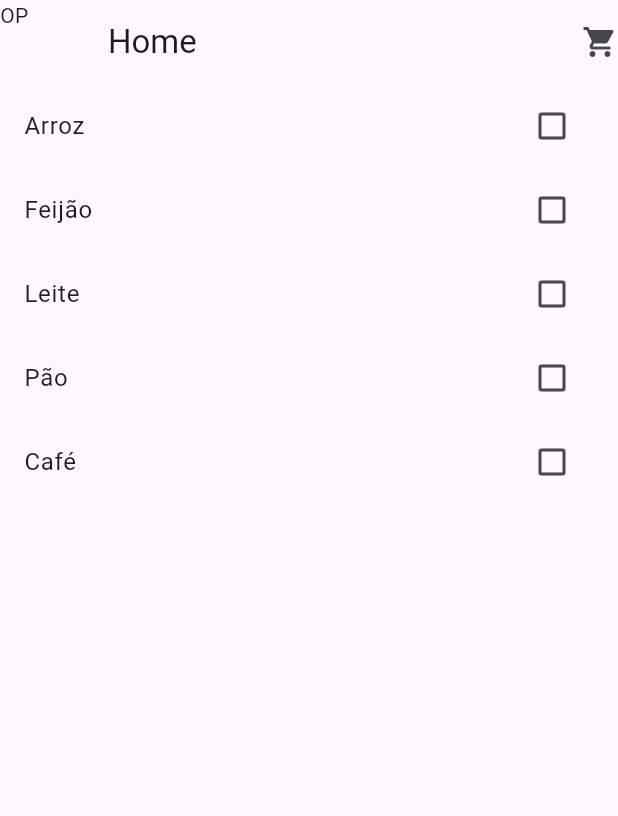
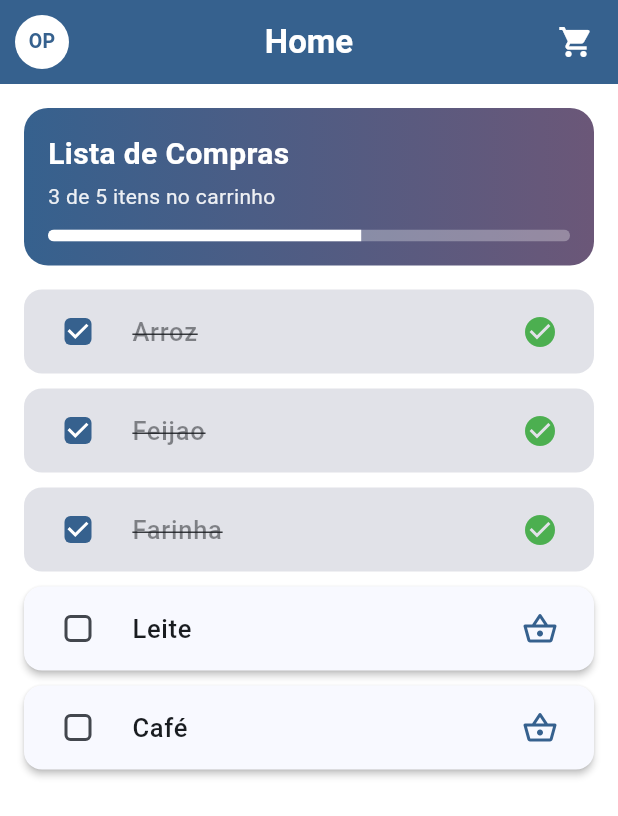
Before and after one commit to matheusydev/programacao-para-dispositivos-moveis, a Flutter app: the screen it shows after launch, on a phone screen of 412 x 824 dp. Shown: the top 816 px of the screen. Run offline on Flutter 3.47's test engine with Material 3 defaults, Android fonts, the phone set to English and light mode, and no system bars.

Commit message:
fix: corrige marcação dos itens e dá uma enfeitada na tela

```diff
--- a/atividade_2/lib/main.dart
+++ b/atividade_2/lib/main.dart
@@ -1,65 +1,190 @@
 import 'package:flutter/material.dart';
 
 void main() {
-  runApp(const MyApp());
+  runApp(const App());
 }
 
-class MyApp extends StatelessWidget {
-  const MyApp({super.key});
+class App extends StatelessWidget {
+  // This widget is the root of your application.
+  const App({super.key});
 
   @override
   Widget build(BuildContext context) {
     return MaterialApp(
-      title: 'Lista de Compras',
+      title: 'Flutter Demo',
+      debugShowCheckedModeBanner: false,
       theme: ThemeData(
-        colorScheme: ColorScheme.fromSeed(
-          seedColor: Colors.deepPurple,
-        ),
+        colorScheme: ColorScheme.fromSeed(seedColor: Colors.blue),
+        visualDensity: VisualDensity.adaptivePlatformDensity,
+        useMaterial3: true,
       ),
-      home: const HomePage(),
+      home: HomePage(),
     );
   }
 }
 
+class Item {
+  String nome;
+  bool chek;
+
+  Item({required this.nome, required this.chek});
+}
+
 class HomePage extends StatefulWidget {
-  const HomePage({super.key});
+  final List<Item> items = [
+    Item(nome: 'Arroz', chek: true),
+    Item(nome: 'Feijao', chek: true),
+    Item(nome: 'Farinha', chek: true),
+    Item(nome: 'Leite', chek: false),
+    Item(nome: 'Café', chek: false),
+  ];
+
+  HomePage({super.key});
 
   @override
   State<HomePage> createState() => _HomePageState();
 }
 
 class _HomePageState extends State<HomePage> {
-  final List<String> items = [
-    'Arroz',
-    'Feijão',
-    'Leite',
-    'Pão',
-    'Café',
-  ];
-
   @override
   Widget build(BuildContext context) {
+    final cores = Theme.of(context).colorScheme;
+    final total = widget.items.length;
+    final marcados = widget.items.where((item) => item.chek).length;
+    final progresso = total == 0 ? 0.0 : marcados / total;
+
     return Scaffold(
+      backgroundColor: cores.surfaceContainerLowest,
       appBar: AppBar(
-        leading: const Text('OP'),
-        title: const Text('Home'),
+        centerTitle: true,
+        backgroundColor: cores.primary,
+        foregroundColor: cores.onPrimary,
+        // menu IconButton no canto esquerdo do appBar
+        leading: Center(
+          child: CircleAvatar(
+            radius: 18,
+            backgroundColor: cores.onPrimary,
+            child: Text(
+              'OP',
+              style: TextStyle(
+                color: cores.primary,
+                fontWeight: FontWeight.bold,
+                fontSize: 13,
+              ),
+            ),
+          ),
+        ),
+        title: const Text(
+          'Home',
+          style: TextStyle(fontWeight: FontWeight.bold),
+        ),
         actions: const [
-          Icon(Icons.local_grocery_store),
+          // menu IconButton no canto direito do appBar
+          Padding(
+            padding: EdgeInsets.only(right: 16),
+            child: Icon(Icons.local_grocery_store),
+          ),
         ],
       ),
+      body: Column(
+        children: [
+          // Cabeçalho com o progresso da lista
+          Container(
+            width: double.infinity,
+            margin: const EdgeInsets.all(16),
+            padding: const EdgeInsets.all(16),
+            decoration: BoxDecoration(
+              gradient: LinearGradient(
+                colors: [cores.primary, cores.tertiary],
+              ),
+              borderRadius: BorderRadius.circular(16),
+            ),
+            child: Column(
+              crossAxisAlignment: CrossAxisAlignment.start,
+              children: [
+                Text(
+                  'Lista de Compras',
+                  style: TextStyle(
+                    color: cores.onPrimary,
+                    fontSize: 20,
+                    fontWeight: FontWeight.bold,
+                  ),
+                ),
+                const SizedBox(height: 4),
+                Text(
+                  '$marcados de $total itens no carrinho',
+                  style: TextStyle(color: cores.onPrimary.withOpacity(0.9)),
+                ),
+                const SizedBox(height: 12),
+                ClipRRect(
+                  borderRadius: BorderRadius.circular(8),
+                  child: LinearProgressIndicator(
+                    value: progresso,
+                    minHeight: 8,
+                    backgroundColor: cores.onPrimary.withOpacity(0.3),
+                    valueColor: AlwaysStoppedAnimation(cores.onPrimary),
+                  ),
+                ),
+              ],
+            ),
+          ),
 
-      body: ListView.builder(
-        itemCount: items.length,
-        itemBuilder: (context, index) {
-          final item = items[index];
+          // Lista de itens
+          Expanded(
+            child: ListView.builder(
+              padding: const EdgeInsets.symmetric(horizontal: 16),
+              itemCount: widget.items.length,
+              itemBuilder: (BuildContext context, int index) {
+                final item = widget.items[index]; // para evitar a repetição
 
-          return CheckboxListTile(
-            title: Text(item),
-            key: Key(item),
-            value: false,
-            onChanged: (value) {},
-          );
-        },
+                return Card(
+                  key: Key(item.nome),
+                  elevation: item.chek ? 0 : 2,
+                  margin: const EdgeInsets.only(bottom: 10),
+                  color: item.chek
+                      ? cores.surfaceContainerHighest
+                      : cores.surface,
+                  shape: RoundedRectangleBorder(
+                    borderRadius: BorderRadius.circular(12),
+                  ),
+                  child: CheckboxListTile(
+                    shape: RoundedRectangleBorder(
+                      borderRadius: BorderRadius.circular(12),
+                    ),
+                    controlAffinity: ListTileControlAffinity.leading,
+                    checkboxShape: RoundedRectangleBorder(
+                      borderRadius: BorderRadius.circular(4),
+                    ),
+                    title: Text(
+                      item.nome,
+                      style: TextStyle(
+                        fontSize: 17,
+                        fontWeight: FontWeight.w500,
+                        decoration:
+                            item.chek ? TextDecoration.lineThrough : null,
+                        color: item.chek
+                            ? cores.onSurface.withOpacity(0.5)
+                            : cores.onSurface,
+                      ),
+                    ),
+                    secondary: Icon(
+                      item.chek
+                          ? Icons.check_circle
+                          : Icons.shopping_basket_outlined,
+                      color: item.chek ? Colors.green : cores.primary,
+                    ),
+                    value: item.chek,
+                    onChanged: (value) {
+                      setState(() {
+                        item.chek = value ?? false;
+                      });
+                    },
+                  ),
+                );
+              },
+            ),
+          ),
+        ],
       ),
     );
   }
```
